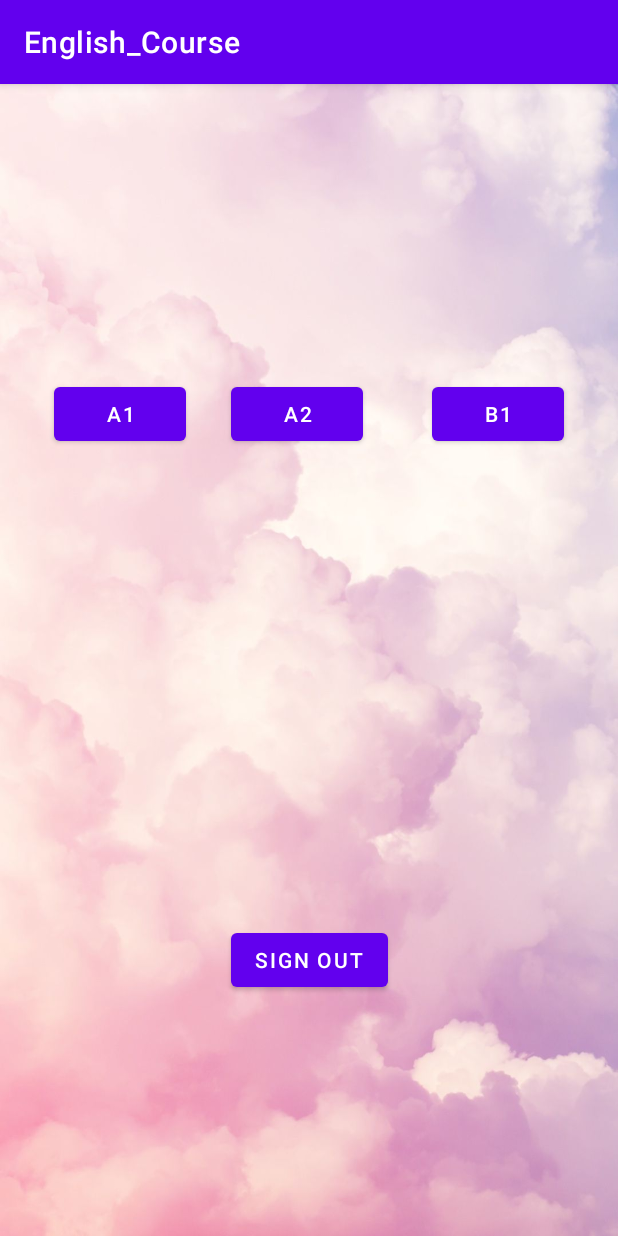
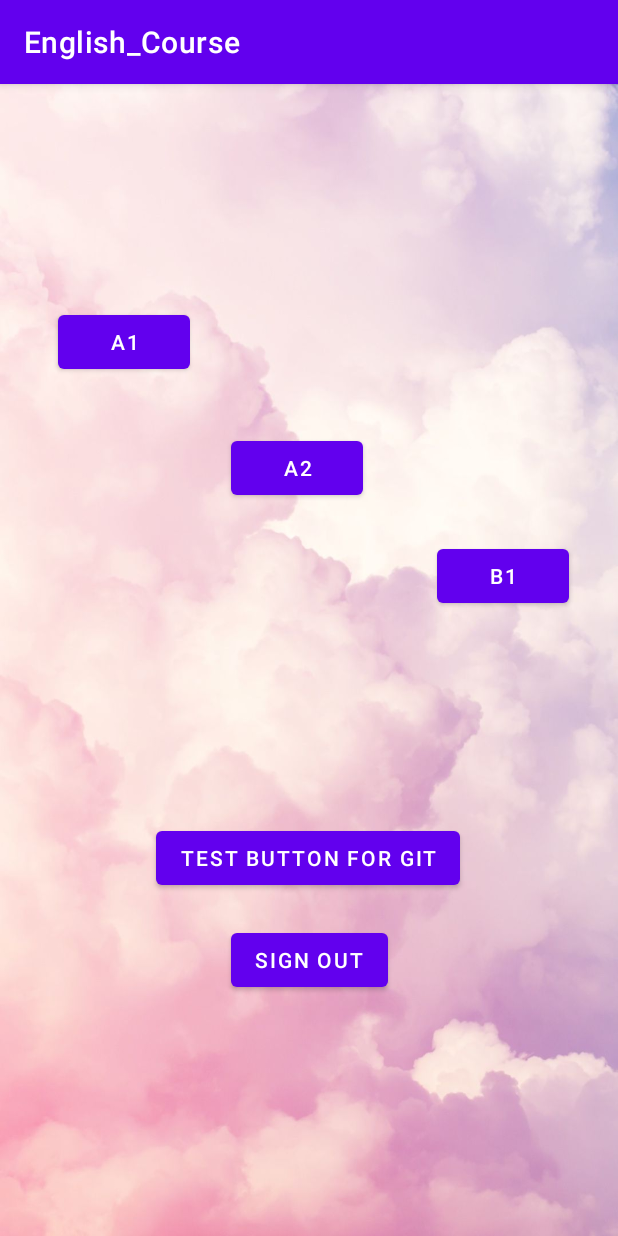
Before and after one commit to HollowCloud/English_Course, an Android app: the screen it shows after launch once a user with an empty profile is signed in (MainThreeActivity), on a phone screen of 412 x 824 dp. Run offline under Robolectric (Android 15) with nearby library versions, the phone set to English and light mode, and no system bars; our stand-ins replace Firebase (no records; nobody signed in at launch, a user with empty details on screens opened directly).

Commit message:
activity_main_three was updated by Button!

```diff
--- a/app/src/main/res/layout/activity_main_three.xml
+++ b/app/src/main/res/layout/activity_main_three.xml
@@ -16,6 +16,18 @@
 <!--    -->
 <!--    -->
 <!--</LinearLayout>-->
+
+    <Button
+        android:id="@+id/btn_"
+        android:layout_width="wrap_content"
+        android:layout_height="wrap_content"
+        android:layout_marginBottom="228dp"
+        android:text="Test Button For Git"
+        app:layout_constraintBottom_toBottomOf="parent"
+        app:layout_constraintEnd_toEndOf="parent"
+        app:layout_constraintHorizontal_bias="0.497"
+        app:layout_constraintStart_toStartOf="parent" />
+
     <Button
         android:id="@+id/btn_signout"
         android:layout_width="wrap_content"
@@ -30,18 +42,18 @@
         android:id="@+id/btn_a_first"
         android:layout_width="wrap_content"
         android:layout_height="wrap_content"
-        android:layout_marginBottom="524dp"
+        android:layout_marginBottom="572dp"
         android:text="A1"
         app:layout_constraintBottom_toBottomOf="parent"
         app:layout_constraintEnd_toEndOf="parent"
-        app:layout_constraintHorizontal_bias="0.111"
+        app:layout_constraintHorizontal_bias="0.12"
         app:layout_constraintStart_toStartOf="parent" />
 
     <Button
         android:id="@+id/btn_a_second"
         android:layout_width="wrap_content"
         android:layout_height="wrap_content"
-        android:layout_marginBottom="524dp"
+        android:layout_marginBottom="488dp"
         android:text="A2"
         app:layout_constraintBottom_toBottomOf="parent"
         app:layout_constraintEnd_toEndOf="parent"
@@ -52,11 +64,11 @@
         android:id="@+id/btn_b_first"
         android:layout_width="wrap_content"
         android:layout_height="wrap_content"
-        android:layout_marginBottom="524dp"
+        android:layout_marginBottom="416dp"
         android:text="B1"
         app:layout_constraintBottom_toBottomOf="parent"
         app:layout_constraintEnd_toEndOf="parent"
-        app:layout_constraintHorizontal_bias="0.888"
+        app:layout_constraintHorizontal_bias="0.9"
         app:layout_constraintStart_toStartOf="parent" />
 
 
```
